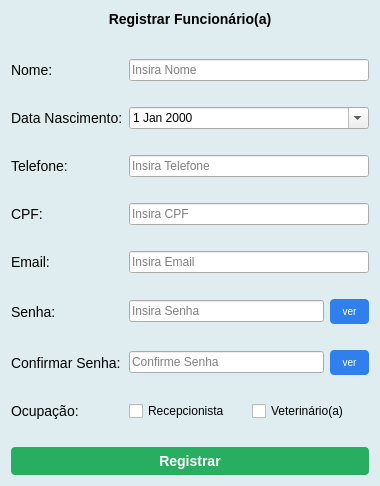
Before: the Qt Designer form tela_registrar.ui in mateuszinum/Projeto-Clinica-Veterinaria, drawn with Qt 5.
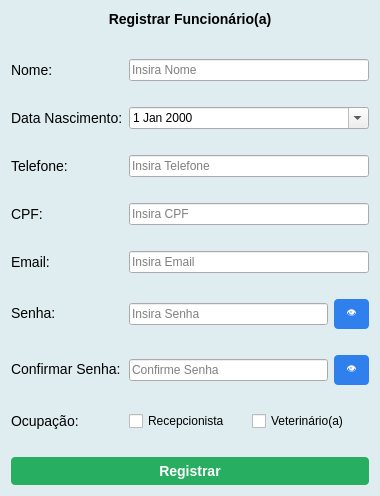
After: the same form once the commit is applied.

Commit message:
Refatora pets.py e interfaces, adiciona melhorias de UI
Remove manipulação de pets em JSON e prepara pets.py para integração com banco de dados. Refatora validação e reset de formulários, melhora navegação entre telas e adiciona métodos de logout. Atualiza nomes de widgets e botões nas interfaces .ui para maior clareza e consistência. Atualiza teste.py para exemplo de carregamento de imagem com PyQt6.

Diff of the .ui file:
```diff
--- a/tela_registrar.ui
+++ b/tela_registrar.ui
@@ -7,7 +7,7 @@
     <x>0</x>
     <y>0</y>
     <width>380</width>
-    <height>482</height>
+    <height>486</height>
    </rect>
   </property>
   <property name="windowTitle">
@@ -300,7 +300,7 @@
 }</string>
        </property>
        <property name="text">
-        <string>ver</string>
+        <string>👁</string>
        </property>
       </widget>
      </item>
@@ -369,7 +369,7 @@
 }</string>
        </property>
        <property name="text">
-        <string>ver</string>
+        <string>👁</string>
        </property>
       </widget>
      </item>
```
The commit also changes 7 other files.
